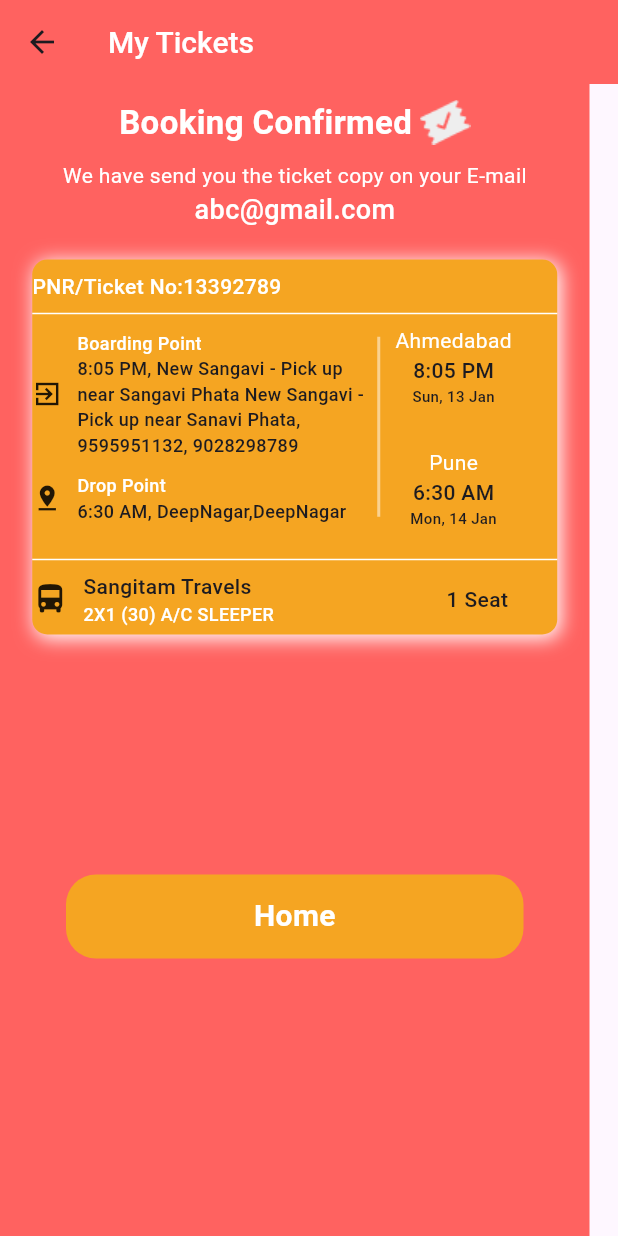
After one commit to rajdalal1109/Final_Project, a Flutter app: the ConfirmTickets screen opened directly, on a phone screen of 412 x 824 dp. The commit adds this screen. Run offline on Flutter 3.47's test engine with Material 3 defaults, Android fonts, the phone set to English and light mode, and no system bars; our stand-ins replace lottie; network calls fail.

Commit message:
Update App

```diff
--- /dev/null
+++ b/lib/UI/confirm_ticket.dart
@@ -0,0 +1,188 @@
+import 'package:flutter/material.dart';
+import 'package:project/UI/homepage_1.dart';
+
+class ConfirmTickets extends StatefulWidget {
+  const ConfirmTickets({super.key});
+
+  @override
+  State<ConfirmTickets> createState() => _TicketsState();
+}
+
+class _TicketsState extends State<ConfirmTickets> {
+  @override
+  Widget build(BuildContext context) {
+    return Scaffold(
+      appBar: AppBar(
+        title: Text("My Tickets",style: TextStyle(color: Colors.white,fontSize: 20,fontWeight: FontWeight.w500)),
+        backgroundColor: Color.fromRGBO(255, 98, 96, 1),//background: rgba(255, 98, 96, 1);
+        surfaceTintColor: Color.fromRGBO(255, 98, 96, 1),
+      ),
+      body:
+      SingleChildScrollView(
+        child: Container(
+          height: 792,
+          width: 393,
+          color: Color.fromRGBO(255, 98, 96, 1),
+          child: Padding(
+            padding: const EdgeInsets.all(10),
+            child: Column(
+              children: [
+                Row(
+                  mainAxisAlignment: MainAxisAlignment.center,
+                  children: [
+                    Text("Booking Confirmed",style: TextStyle(fontSize: 22,fontWeight: FontWeight.w700,color: Colors.white)),
+                    SizedBox(width: 5),
+                    Image.asset("assets/images/confirm.png"),
+                    // ImageIcon(AssetImage("assets/images/confirm.png")),
+                  ],
+                ),
+                SizedBox(height: 10),
+                Text("We have send you the ticket copy on your E-mail",style: TextStyle(fontSize: 14,fontWeight: FontWeight.w400,color: Colors.white)),
+                Text("abc@gmail.com",style: TextStyle(fontSize: 18,fontWeight: FontWeight.w500,color: Colors.white)),
+
+                SizedBox(height: 10),
+                Padding(
+                  padding: const EdgeInsets.all(10),
+                  child: Container(
+                      height: 250,
+                      width: 350,
+                      decoration: const BoxDecoration(
+                        borderRadius: BorderRadius.all(Radius.circular(10)),
+                        color: Color.fromRGBO(245, 165, 34, 1),//background: rgba(245, 165, 34, 1);
+                          //color: Colors.white,
+                          boxShadow: [
+                            BoxShadow(
+                                color: Colors.white,
+                                spreadRadius: 0.5,
+                                blurRadius: 10,
+                                blurStyle: BlurStyle.normal,
+                                offset: Offset(2, 2))
+                          ]
+                      ),
+                      child: Column(
+                        crossAxisAlignment: CrossAxisAlignment.start,
+                        children: [
+                          const SizedBox(height: 8,),
+                          const Text("PNR/Ticket No:13392789",style: TextStyle(color: Colors.white,fontSize: 14,fontWeight: FontWeight.w500)),
+                          const Divider(thickness: 1,color: Colors.white,),
+                          Row(
+                            children: [
+                              Column(
+                                children: [
+                                  Row(
+                                    children: [
+                                      const Expanded(flex:0,child: Icon(Icons.exit_to_app_sharp,size: 20)),
+                                      const SizedBox(width: 10,),
+                                      Expanded(flex: 0,
+                                        child: Column(
+                                          crossAxisAlignment: CrossAxisAlignment.start,
+                                          children: [
+                                            const Text("Boarding Point",style: TextStyle(fontSize: 12,fontWeight: FontWeight.w500,color: Colors.white)),
+                                            Container(
+                                              width: 200,
+                                              child: const Text("8:05 PM, New Sangavi - Pick up near Sangavi Phata New Sangavi - Pick up near Sanavi Phata, 9595951132, 9028298789",
+                                                  style: TextStyle(fontSize: 12,fontWeight: FontWeight.w500,overflow: TextOverflow.clip)
+                                              ),
+                                            ),
+
+                                          ],
+                                        ),
+                                      ),
+                                    ],
+                                  ),
+                                  const SizedBox(height: 10,),
+                                  Row(
+                                    children: [
+                                      const Expanded(flex:0,child: Icon(Icons.pin_drop,size: 20)),
+                                      const SizedBox(width: 10,),
+                                      Expanded(flex: 0,
+                                        child: Column(
+                                          crossAxisAlignment: CrossAxisAlignment.start,
+                                          children: [
+                                            const Text("Drop Point",style: TextStyle(fontSize: 12,fontWeight: FontWeight.w500,color: Colors.white)),
+                                            Container(
+                                              width: 200,
+                                              child: const Text("6:30 AM, DeepNagar,DeepNagar",
+                                                  style: TextStyle(fontSize: 12,fontWeight: FontWeight.w500,overflow: TextOverflow.clip)
+                                              ),
+                                            ),
+                                          ],
+                                        ),
+                                      ),
+                                    ],
+                                  ),
+                                ],
+                              ),
+                              Container(width: 2,color: Colors.white.withOpacity(0.5),height: 120,),
+                              const SizedBox(width: 10,),
+                              const Expanded(
+                                flex: 0,
+                                child: Column(
+                                  children: [
+                                    Text("Ahmedabad",style: TextStyle(color: Colors.white)),
+                                    Text("8:05 PM",style:TextStyle(fontSize: 14,fontWeight: FontWeight.w500)),
+                                    Text("Sun, 13 Jan",style:TextStyle(fontSize: 10,fontWeight: FontWeight.w500)),
+                                    SizedBox(height: 8,),
+                                    Text("TO",style: TextStyle(fontSize: 10,fontWeight: FontWeight.w500,color: Color.fromRGBO(245, 165, 34, 1))),
+                                    SizedBox(height: 5,),
+                                    Text("Pune",style: TextStyle(color: Colors.white)),
+                                    Text("6:30 AM",style:TextStyle(fontSize: 14,fontWeight: FontWeight.w500)),
+                                    Text("Mon, 14 Jan",style:TextStyle(fontSize: 10,fontWeight: FontWeight.w500)),
+                                  ],
+                                ),
+                              ),
+                            ],
+                          ),
+
+                          const SizedBox(height: 13,),
+                          const Divider(thickness: 1,color: Colors.white),
+                          const Row(
+                            children: [
+                              Expanded(flex: 0,child: Icon(Icons.directions_bus)),
+                              SizedBox(width: 10,),
+                              Expanded(
+                                flex: 0,
+                                child: Column(
+                                  mainAxisAlignment: MainAxisAlignment.spaceBetween,
+                                  crossAxisAlignment: CrossAxisAlignment.start,
+                                  children: [
+                                    Text("Sangitam Travels",style: TextStyle(fontSize: 14,fontWeight: FontWeight.w500)),
+                                    Text("2X1 (30) A/C SLEEPER",style: TextStyle(fontSize: 12,fontWeight: FontWeight.w500,color: Colors.white)),
+                                  ],
+                                ),
+                              ),
+                              SizedBox(width: 115,),
+                              Text("1 Seat",style: TextStyle(fontSize: 14,fontWeight: FontWeight.w500)),
+                            ],
+                          ),
+                        ],
+                      )
+                  ),
+                ),
+
+                GestureDetector(
+                  onTap: (){
+                    Navigator.push(context, MaterialPageRoute(builder: (context) => HomePage()));
+                  },
+                  child: Container(
+                      margin: const EdgeInsets.only(top: 150),
+                      width: 305,
+                      decoration: BoxDecoration
+                        (
+                          color: const Color.fromRGBO(245, 165, 34, 1),//background: rgba(245, 165, 34, 1);
+                          borderRadius: BorderRadius.circular(20)
+                      ),
+                      height: 56,
+                      child: const Center(
+                          child: Text("Home", style: TextStyle(fontSize: 20,color: Colors.white,fontWeight: FontWeight.w600),)
+                      )
+                  ),
+                ),
+              ],
+            ),
+          ),
+        ),
+      ),
+    );
+  }
+}
```
Also changed, not shown: lib/UI/bottombar.dart (added, +52 -0 lines), lib/UI/homepage_1.dart (+4 -4 lines), lib/UI/profile.dart (added, +98 -0 lines), lib/UI/setting.dart (added, +61 -0 lines), lib/login.dart (+3 -4 lines), assets/images/confirm.png (added), assets/images/girldp2.png (added), assets/images/setting.jpg (added).
